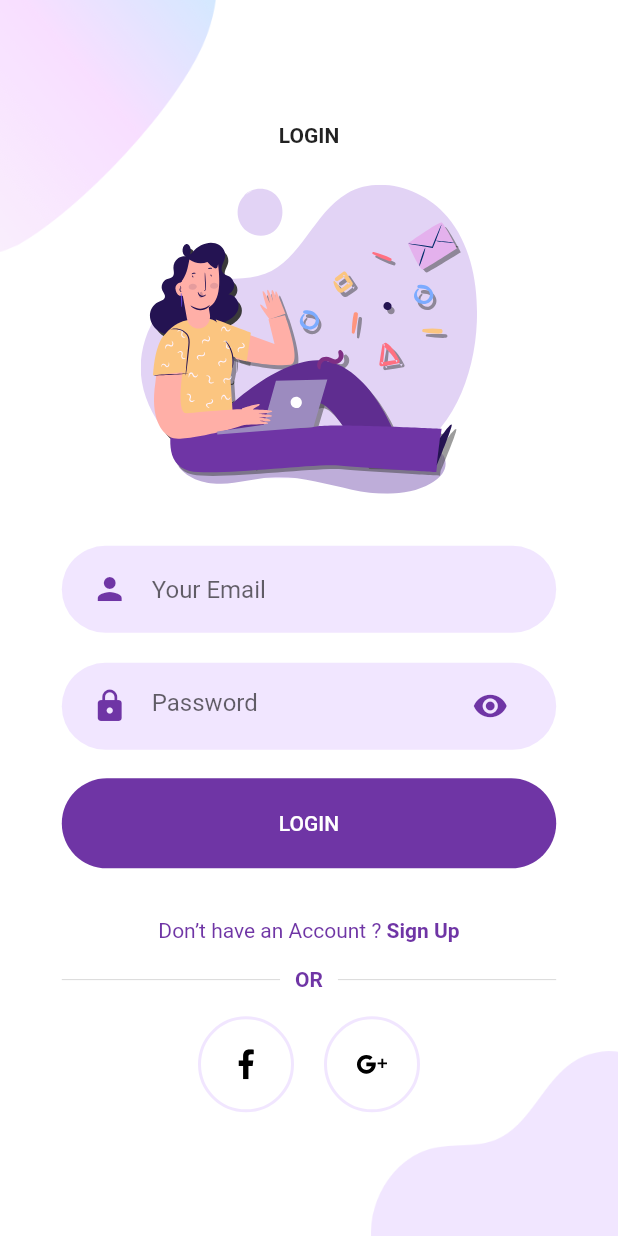
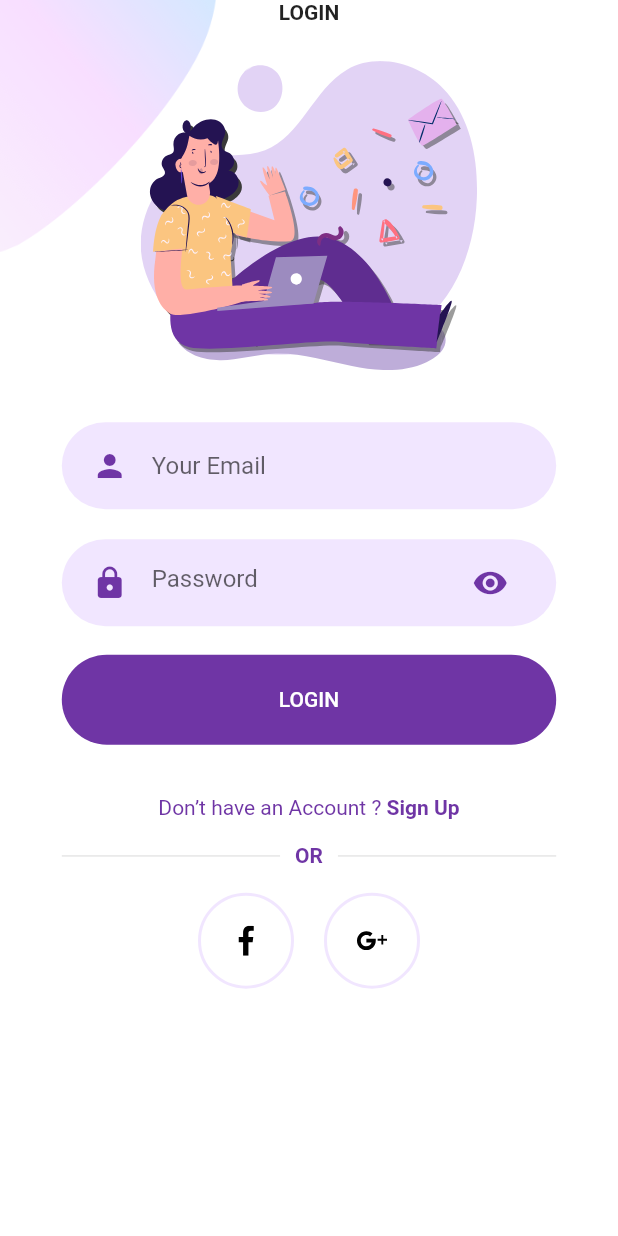
Before and after one commit to AbhaySingh15/flutter_firebase_app, a Flutter app: the screen it shows after launch, on a phone screen of 412 x 824 dp. Run offline on Flutter 3.47's test engine with Material 2 defaults, Android fonts, the phone set to English and light mode, and no system bars; our stand-ins replace firebase_auth, firebase_core, flutter_svg, google_sign_in; missing offline and left inert: flutter_facebook_auth; accounts and stored records are empty.

Commit message:
changes to loggedIn screen

```diff
--- a/lib/Screens/Login/components/background.dart
+++ b/lib/Screens/Login/components/background.dart
@@ -14,7 +14,7 @@ class Background extends StatelessWidget {
       width: double.infinity,
       height: size.height,
       child: Stack(
-        alignment: Alignment.center,
+        //alignment: Alignment.center,
         children: <Widget>[
           Positioned(
             top: 0,
@@ -24,14 +24,6 @@ class Background extends StatelessWidget {
               width: size.width * 0.35,
             ),
           ),
-          Positioned(
-            bottom: 0,
-            right: 0,
-            child: Image.asset(
-              "assets/images/login_bottom.png",
-              width: size.width * 0.4,
-            ),
-          ),
           child,
         ],
       ),
--- a/lib/Screens/Signup/components/or_divider.dart
+++ b/lib/Screens/Signup/components/or_divider.dart
@@ -16,7 +16,7 @@ class OrDivider extends StatelessWidget {
             child: Text(
               "OR",
               style: TextStyle(
-                color: kPrimaryColor,
+                color: Consts.kPrimaryColor,
                 fontWeight: FontWeight.w600,
               ),
             ),
--- a/lib/Screens/Signup/components/social_icon.dart
+++ b/lib/Screens/Signup/components/social_icon.dart
@@ -21,7 +21,7 @@ class SocalIcon extends StatelessWidget {
         decoration: BoxDecoration(
           border: Border.all(
             width: 2,
-            color: kPrimaryLightColor,
+            color: Consts.kPrimaryLightColor,
           ),
           shape: BoxShape.circle,
         ),
--- a/lib/Screens/Welcome/components/body.dart
+++ b/lib/Screens/Welcome/components/body.dart
@@ -41,7 +41,7 @@ class Body extends StatelessWidget {
             ),
             RoundedButton(
               text: "SIGN UP",
-              color: kPrimaryLightColor,
+              color: Consts.kPrimaryLightColor,
               textColor: Colors.black,
               press: () {
                 Navigator.push(
--- a/lib/Screens/logged_in.dart
+++ b/lib/Screens/logged_in.dart
@@ -1,5 +1,6 @@
 import 'package:flutter/material.dart';
 import 'package:flutter_auth/Services/firebase_auth_service.dart';
+import 'package:flutter_auth/Utils/constants.dart';
 import 'package:provider/provider.dart';
 
 class LoggedIN extends StatelessWidget {
@@ -15,20 +16,22 @@ class LoggedIN extends StatelessWidget {
         child: Column(
           mainAxisAlignment: MainAxisAlignment.center,
           children: [
-            FadeInImage.assetNetwork(
-              placeholder: 'assets/gifs/loading.gif',
-              image: '${user!.photoURL}',
+            ClipOval(
+              child: FadeInImage.assetNetwork(
+                placeholder: 'assets/gifs/loading.gif',
+                image: '${user!.photoURL}',
+              ),
             ),
             SizedBox(
-              height: 7,
+              height: Consts.loggedInPageMargin,
             ),
             Text("Name: ${user.displayName}"),
             SizedBox(
-              height: 7,
+              height: Consts.loggedInPageMargin,
             ),
             Text("Email: ${user.email}"),
             SizedBox(
-              height: 7,
+              height: Consts.loggedInPageMargin,
             ),
             ElevatedButton(
                 onPressed: () {
--- a/lib/Utils/constants.dart
+++ b/lib/Utils/constants.dart
@@ -1,4 +1,7 @@
 import 'package:flutter/material.dart';
 
-const kPrimaryColor = Color(0xFF6F35A5);
-const kPrimaryLightColor = Color(0xFFF1E6FF);
+class Consts {
+  static const kPrimaryColor = Color(0xFF6F35A5);
+  static const kPrimaryLightColor = Color(0xFFF1E6FF);
+  static const double loggedInPageMargin = 7.0;
+}
--- a/lib/components/already_have_an_account_acheck.dart
+++ b/lib/components/already_have_an_account_acheck.dart
@@ -17,14 +17,14 @@ class AlreadyHaveAnAccountCheck extends StatelessWidget {
       children: <Widget>[
         Text(
           login ? "Don’t have an Account ? " : "Already have an Account ? ",
-          style: TextStyle(color: kPrimaryColor),
+          style: TextStyle(color: Consts.kPrimaryColor),
         ),
         GestureDetector(
           onTap: press as void Function()?,
           child: Text(
             login ? "Sign Up" : "Sign In",
             style: TextStyle(
-              color: kPrimaryColor,
+              color: Consts.kPrimaryColor,
               fontWeight: FontWeight.bold,
             ),
           ),
--- a/lib/components/rounded_button.dart
+++ b/lib/components/rounded_button.dart
@@ -9,7 +9,7 @@ class RoundedButton extends StatelessWidget {
     Key? key,
     this.text,
     this.press,
-    this.color = kPrimaryColor,
+    this.color = Consts.kPrimaryColor,
     this.textColor = Colors.white,
   }) : super(key: key);
 
--- a/lib/components/rounded_input_field.dart
+++ b/lib/components/rounded_input_field.dart
@@ -32,11 +32,11 @@ class RoundedInputField extends StatelessWidget {
           }
         },
         controller: this.controller,
-        cursorColor: kPrimaryColor,
+        cursorColor: Consts.kPrimaryColor,
         decoration: InputDecoration(
           icon: Icon(
             icon,
-            color: kPrimaryColor,
+            color: Consts.kPrimaryColor,
           ),
           hintText: hintText,
           border: InputBorder.none,
--- a/lib/components/rounded_password_field.dart
+++ b/lib/components/rounded_password_field.dart
@@ -21,16 +21,16 @@ class RoundedPasswordField extends StatelessWidget {
         },
         controller: this.controller,
         obscureText: true,
-        cursorColor: kPrimaryColor,
+        cursorColor: Consts.kPrimaryColor,
         decoration: InputDecoration(
           hintText: "Password",
           icon: Icon(
             Icons.lock,
-            color: kPrimaryColor,
+            color: Consts.kPrimaryColor,
           ),
           suffixIcon: Icon(
             Icons.visibility,
-            color: kPrimaryColor,
+            color: Consts.kPrimaryColor,
           ),
           border: InputBorder.none,
         ),
--- a/lib/components/text_field_container.dart
+++ b/lib/components/text_field_container.dart
@@ -16,7 +16,7 @@ class TextFieldContainer extends StatelessWidget {
       padding: EdgeInsets.symmetric(horizontal: 20, vertical: 5),
       width: size.width * 0.8,
       decoration: BoxDecoration(
-        color: kPrimaryLightColor,
+        color: Consts.kPrimaryLightColor,
         borderRadius: BorderRadius.circular(29),
       ),
       child: child,
--- a/lib/main.dart
+++ b/lib/main.dart
@@ -24,11 +24,11 @@ class _MyAppState extends State<MyApp> {
         title: 'Flutter Auth',
         //themeMode: ThemeMode.dark,
         theme: ThemeData(
-          primaryColor: kPrimaryColor,
+          primaryColor: Consts.kPrimaryColor,
           scaffoldBackgroundColor: Colors.white,
         ),
-        darkTheme:
-            ThemeData(primaryColor: kPrimaryColor, brightness: Brightness.dark),
+        darkTheme: ThemeData(
+            primaryColor: Consts.kPrimaryColor, brightness: Brightness.dark),
         routes: {
           '/': Routes.firebaseAuthentication,
           // '/welcomeScreen': Routes.welcomeScreen,
```
